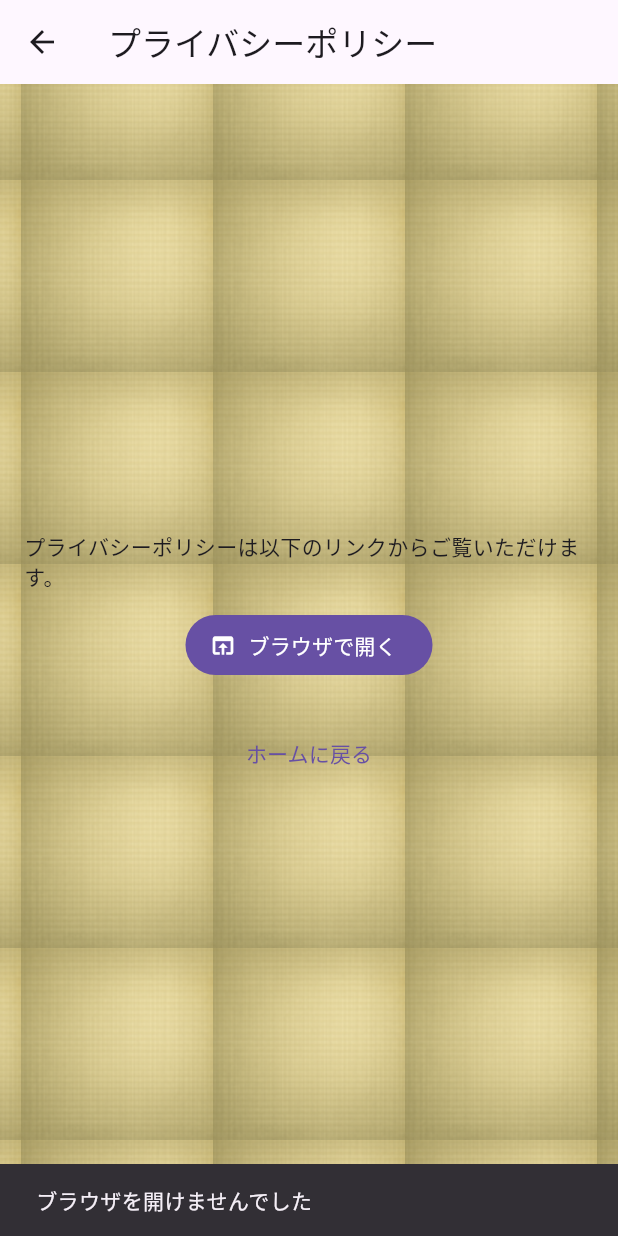
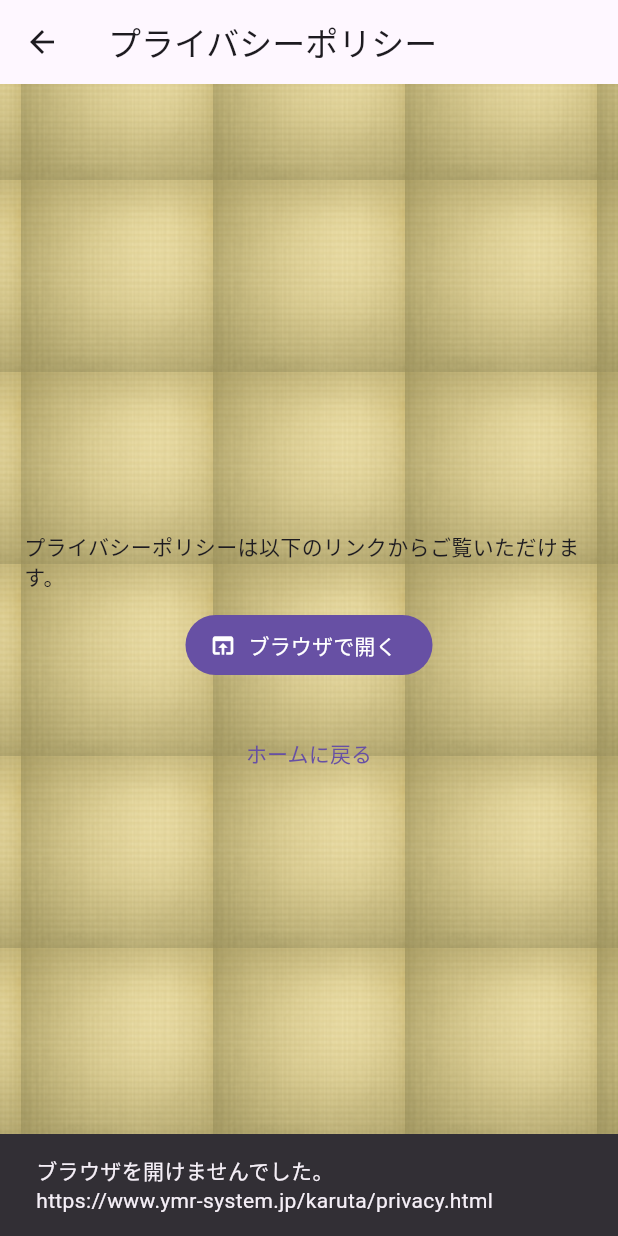
Before and after one commit to ymrs66/tokkun_kyogikaruta, a Flutter app: the PrivacyScreen screen opened by its route, after a tap on "ブラウザで開く", on a phone screen of 412 x 824 dp. Run offline on Flutter 3.47's test engine with Material 3 defaults, Android fonts, the phone set to English and light mode, and no system bars; our stand-ins replace audioplayers, auto_size_text, flutter_hooks, go_router, google_mobile_ads, hooks_riverpod and 2 more; accounts and stored records are empty.

Commit message:
Point the privacy policy link to the new ymr-system.jp page and handle open failures
Co-Authored-By: Claude Opus 5.5 <noreply@anthropic.com>

```diff
--- a/lib/screens/privacy_screen.dart
+++ b/lib/screens/privacy_screen.dart
@@ -5,18 +5,33 @@ import 'package:url_launcher/url_launcher.dart';
 import '../widgets/background_scaffold.dart';
 import '../widgets/back_to_home.dart';
 
-const _policyUrl = 'https://doc-hosting.flycricket.io/kyougi-karuta-tokkun-privacy-policy/aeb77bcf-73e8-4707-af0e-0608e39c400d/privacy'; // ←公開URLに差し替え
+/// プライバシーポリシー（日本語・英語。Android・iOS 共通）
+const privacyPolicyUrl = 'https://www.ymr-system.jp/karuta/privacy.html';
+
+/// URL を開く処理（テストで差し替える）
+typedef UrlOpener = Future<bool> Function(Uri uri);
+
+Future<bool> _defaultOpener(Uri uri) =>
+    launchUrl(uri, mode: LaunchMode.externalApplication);
 
 class PrivacyScreen extends StatelessWidget {
-  const PrivacyScreen({super.key});
+  const PrivacyScreen({super.key, this.openUrl = _defaultOpener});
+
+  final UrlOpener openUrl;
 
   Future<void> _openPolicy(BuildContext context) async {
-    final uri = Uri.parse(_policyUrl);
-    final ok = await launchUrl(uri, mode: LaunchMode.externalApplication);
+    bool ok;
+    try {
+      ok = await openUrl(Uri.parse(privacyPolicyUrl));
+    } catch (_) {
+      ok = false; // ブラウザがない・起動に失敗した など
+    }
     if (!ok && context.mounted) {
-      ScaffoldMessenger.of(context).showSnackBar(
-        const SnackBar(content: Text('ブラウザを開けませんでした')),
-      );
+      ScaffoldMessenger.of(context)
+        ..hideCurrentSnackBar()
+        ..showSnackBar(const SnackBar(
+          content: Text('ブラウザを開けませんでした。\n$privacyPolicyUrl'),
+        ));
     }
   }
 
```
